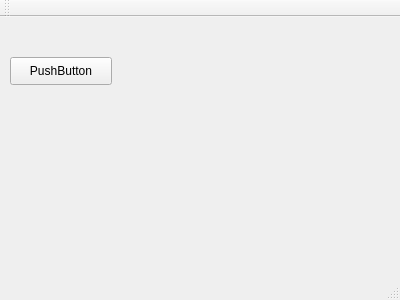
GTU-Project-Group3/ProjectFiles, file Server-Interface/mainwindow.ui: the form before one commit.
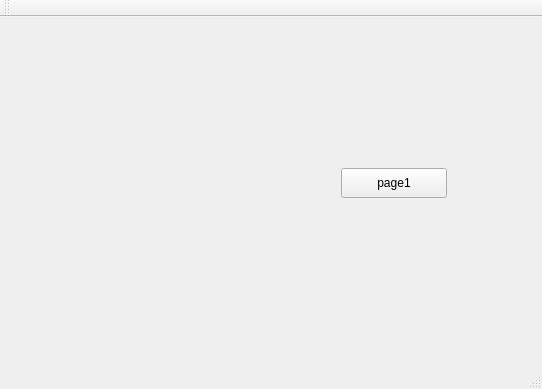
The form after the commit. The open tabs and pages were chosen to show the change.

The edit to the form file:
```diff
--- a/Server-Interface/mainwindow.ui
+++ b/Server-Interface/mainwindow.ui
@@ -6,27 +6,50 @@
    <rect>
     <x>0</x>
     <y>0</y>
-    <width>400</width>
-    <height>300</height>
+    <width>542</width>
+    <height>389</height>
    </rect>
   </property>
   <property name="windowTitle">
    <string>MainWindow</string>
   </property>
   <widget class="QWidget" name="centralWidget">
+   <layout class="QHBoxLayout" name="horizontalLayout">
+    <item>
+     <widget class="QStackedWidget" name="stackedWidget">
+      <widget class="QWidget" name="page">
    <widget class="QPushButton" name="pushButton">
     <property name="geometry">
      <rect>
-      <x>10</x>
-      <y>40</y>
-      <width>102</width>
-      <height>28</height>
+          <x>290</x>
+          <y>110</y>
+          <width>106</width>
+          <height>30</height>
      </rect>
     </property>
     <property name="text">
-     <string>PushButton</string>
-    </property>
-   </widget>
+         <string>page 2</string>
+        </property>
+       </widget>
+      </widget>
+      <widget class="QWidget" name="page_2">
+       <widget class="QPushButton" name="pushButton_2">
+        <property name="geometry">
+         <rect>
+          <x>330</x>
+          <y>140</y>
+          <width>106</width>
+          <height>30</height>
+         </rect>
+        </property>
+        <property name="text">
+         <string>page1</string>
+        </property>
+       </widget>
+      </widget>
+     </widget>
+    </item>
+   </layout>
   </widget>
   <widget class="QMenuBar" name="menuBar">
    <property name="geometry">
```
Left out of the diff: 4 changed lines with no effect on the pictures. Lines whose indentation alone changed are shown as unchanged.
